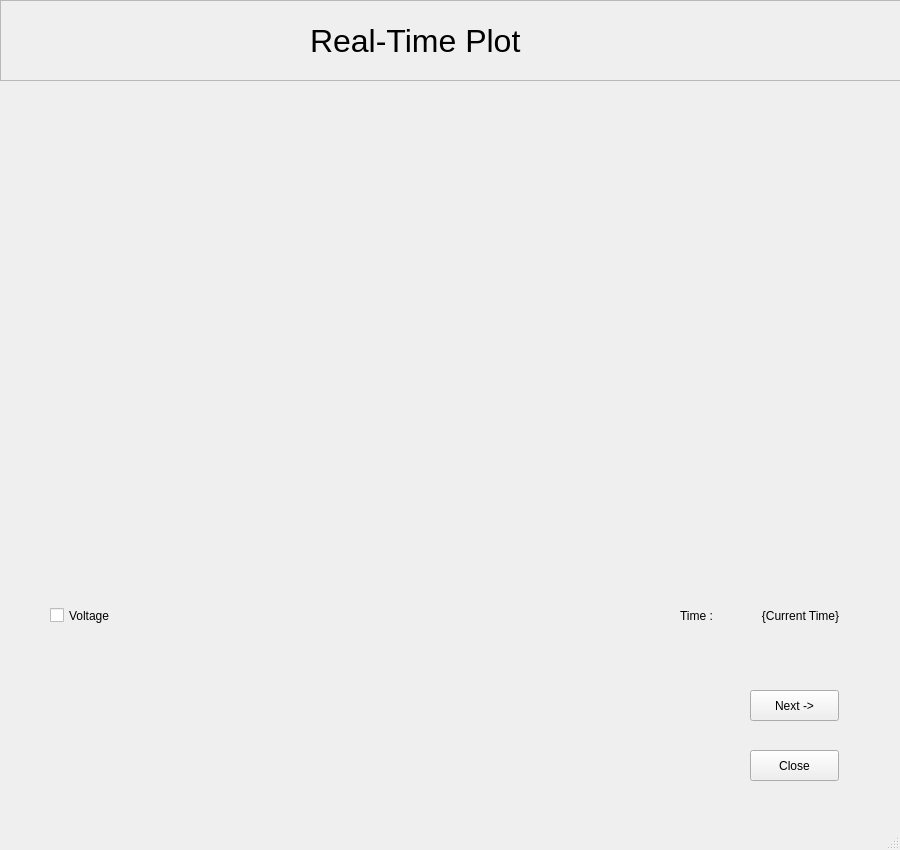
Before: the Qt Designer form mainwindow.ui in Awsaf780/QT-RealTime-Data-Plot, drawn with Qt 5.
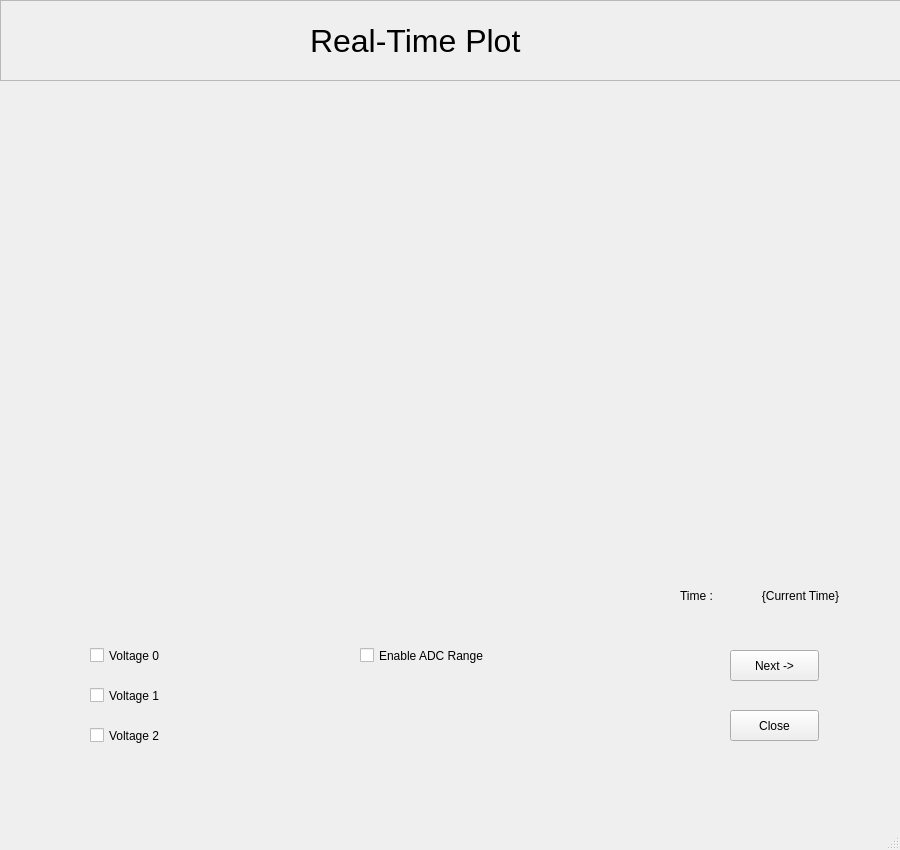
After: the same form once the commit is applied. Custom widgets are drawn as their Qt base class.

Commit message: Add ADCRange toggle

```diff
--- a/mainwindow.ui
+++ b/mainwindow.ui
@@ -70,8 +70,8 @@
    <widget class="QPushButton" name="pushButtonClose">
     <property name="geometry">
      <rect>
-      <x>750</x>
-      <y>750</y>
+      <x>730</x>
+      <y>710</y>
       <width>89</width>
       <height>31</height>
      </rect>
@@ -84,7 +84,7 @@
     <property name="geometry">
      <rect>
       <x>750</x>
-      <y>600</y>
+      <y>580</y>
       <width>101</width>
       <height>31</height>
      </rect>
@@ -99,8 +99,8 @@
    <widget class="QPushButton" name="pushButton">
     <property name="geometry">
      <rect>
-      <x>750</x>
-      <y>690</y>
+      <x>730</x>
+      <y>650</y>
       <width>89</width>
       <height>31</height>
      </rect>
@@ -113,7 +113,7 @@
     <property name="geometry">
      <rect>
       <x>680</x>
-      <y>600</y>
+      <y>580</y>
       <width>67</width>
       <height>31</height>
      </rect>
@@ -122,17 +122,56 @@
      <string>Time :</string>
     </property>
    </widget>
+   <widget class="QCheckBox" name="voltage_0">
+    <property name="geometry">
+     <rect>
+      <x>90</x>
+      <y>640</y>
+      <width>151</width>
+      <height>31</height>
+     </rect>
+    </property>
+    <property name="text">
+     <string>Voltage 0</string>
+    </property>
+   </widget>
    <widget class="QCheckBox" name="voltage_1">
     <property name="geometry">
      <rect>
-      <x>50</x>
-      <y>600</y>
+      <x>90</x>
+      <y>680</y>
       <width>151</width>
       <height>31</height>
      </rect>
     </property>
     <property name="text">
-     <string>Voltage</string>
+     <string>Voltage 1</string>
+    </property>
+   </widget>
+   <widget class="QCheckBox" name="voltage_2">
+    <property name="geometry">
+     <rect>
+      <x>90</x>
+      <y>720</y>
+      <width>151</width>
+      <height>31</height>
+     </rect>
+    </property>
+    <property name="text">
+     <string>Voltage 2</string>
+    </property>
+   </widget>
+   <widget class="QCheckBox" name="adc_toggle">
+    <property name="geometry">
+     <rect>
+      <x>360</x>
+      <y>640</y>
+      <width>151</width>
+      <height>31</height>
+     </rect>
+    </property>
+    <property name="text">
+     <string>Enable ADC Range</string>
     </property>
    </widget>
   </widget>
```
The commit also changes 2 other files.
